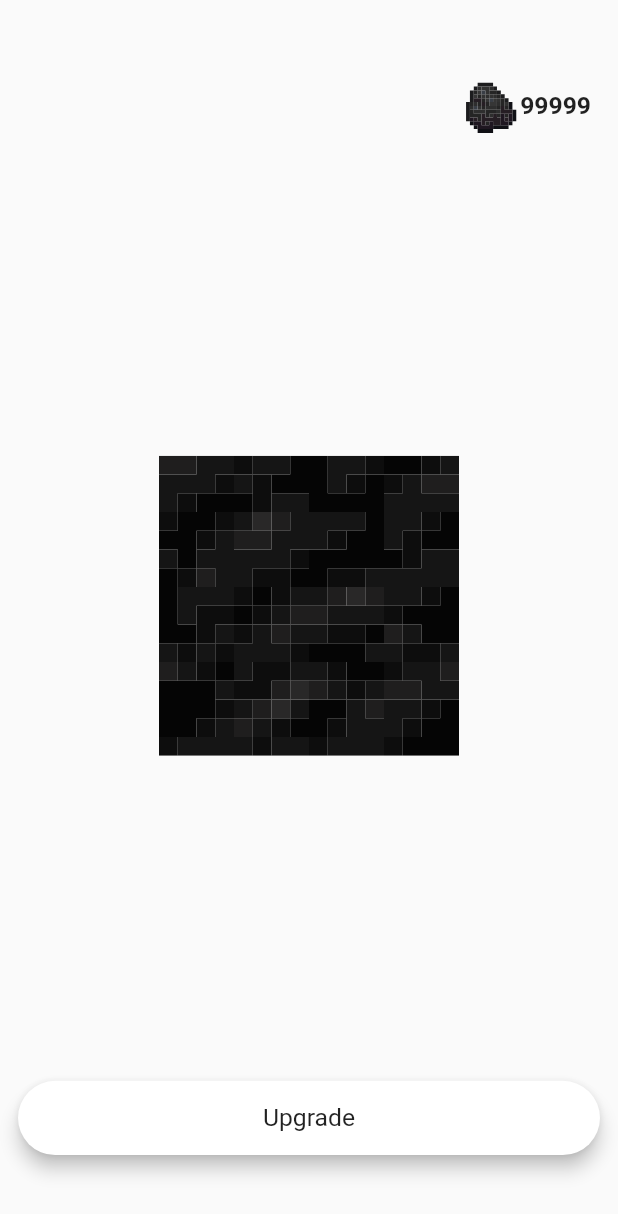
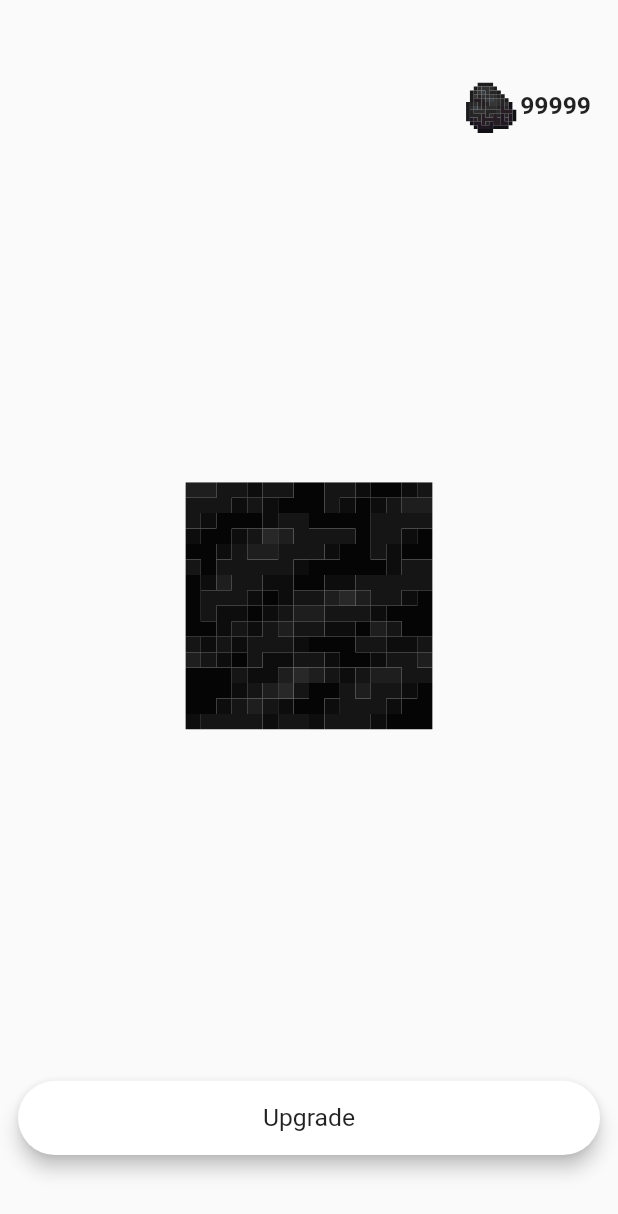
Before and after one commit to AltanBaysal/mine_clicker, a Flutter app: the screen it shows after launch, on a phone screen of 412 x 824 dp. Shown: the top 1214 px of the screen. Run offline on Flutter 3.47's test engine with Material 2 defaults, Android fonts, the phone set to English and light mode, and no system bars; our stand-ins replace flutter_svg, get_it.

Commit message:
BlockWidget Made More Responsive

```diff
--- a/lib/feature/game/view/widgets/block_widget.dart
+++ b/lib/feature/game/view/widgets/block_widget.dart
@@ -2,6 +2,7 @@ import 'package:flutter/material.dart';
 import 'package:flutter_svg/svg.dart';
 import '../../../../core/constants/app_image_paths.dart';
 import '../../../../core/init/injection_container.dart';
+import '../../../../core/utils/screen_size.dart';
 import '../../view_model/game_provider.dart';
 
 class BlockWidget extends StatelessWidget {
@@ -12,8 +13,8 @@ class BlockWidget extends StatelessWidget {
     return GestureDetector(
       onTap: sl<GameProvider>().clickBlock,
       child: SizedBox(
-        height: 200,
-        width: 200,
+        height: sl<ScreenSize>().getWidthPercent(.4),
+        width: sl<ScreenSize>().getWidthPercent(.4),
         child: SvgPicture.asset(
           AppImages.coalBlock,
           fit: BoxFit.fitHeight,
```
